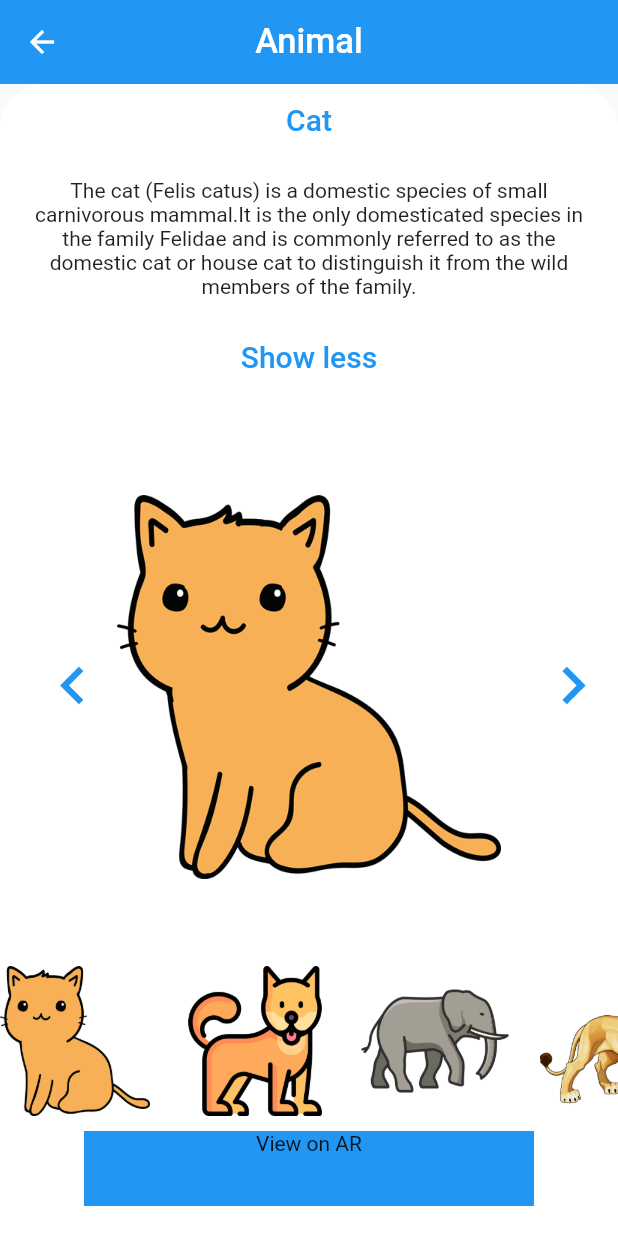
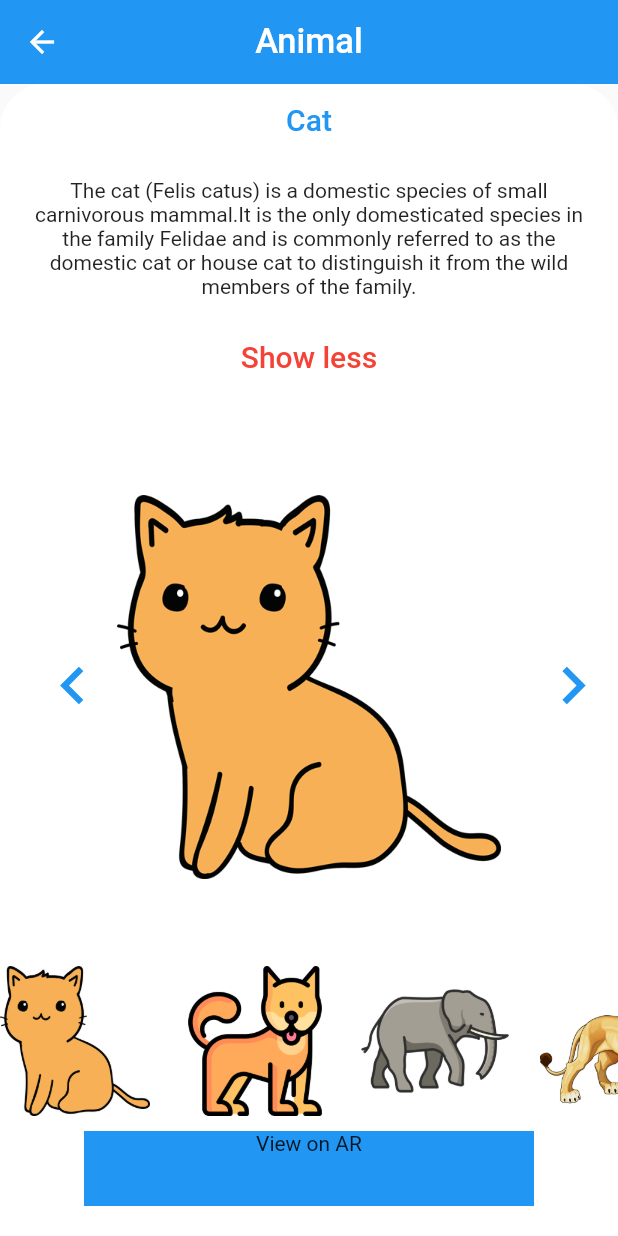
Before and after one commit to Mdasker/Alphabet_Learning, a Flutter app: the Animal screen opened directly, after a tap on "Cat", on a phone screen of 412 x 824 dp. Run offline on Flutter 3.47's test engine with Material 2 defaults, Android fonts, the phone set to English and light mode, and no system bars; our stand-ins replace flutter_screenutil.

Commit message:
Change color blue to red

```diff
--- a/lib/Animal.dart
+++ b/lib/Animal.dart
@@ -103,7 +103,7 @@ class _AnimalState extends State<Animal> {
                                     child: Text(_text3[index],style: TextStyle(),textAlign: TextAlign.center,),
                                   ),
                                   TextButton(
-                                    child :const Text("Show less",style: TextStyle(fontSize: 20,color: Colors.blue),) ,
+                                    child :const Text("Show less",style: TextStyle(fontSize: 20,color: Colors.red),) ,
                                     onPressed:() {
                                       setState(() {
                                         show = false;
```
